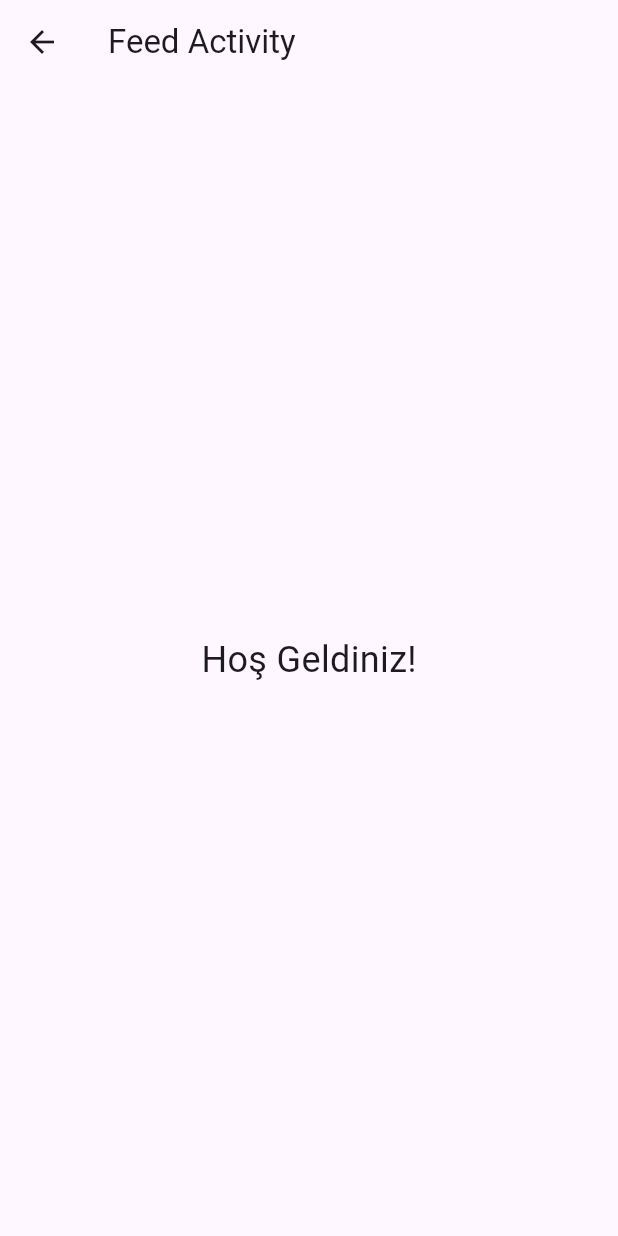
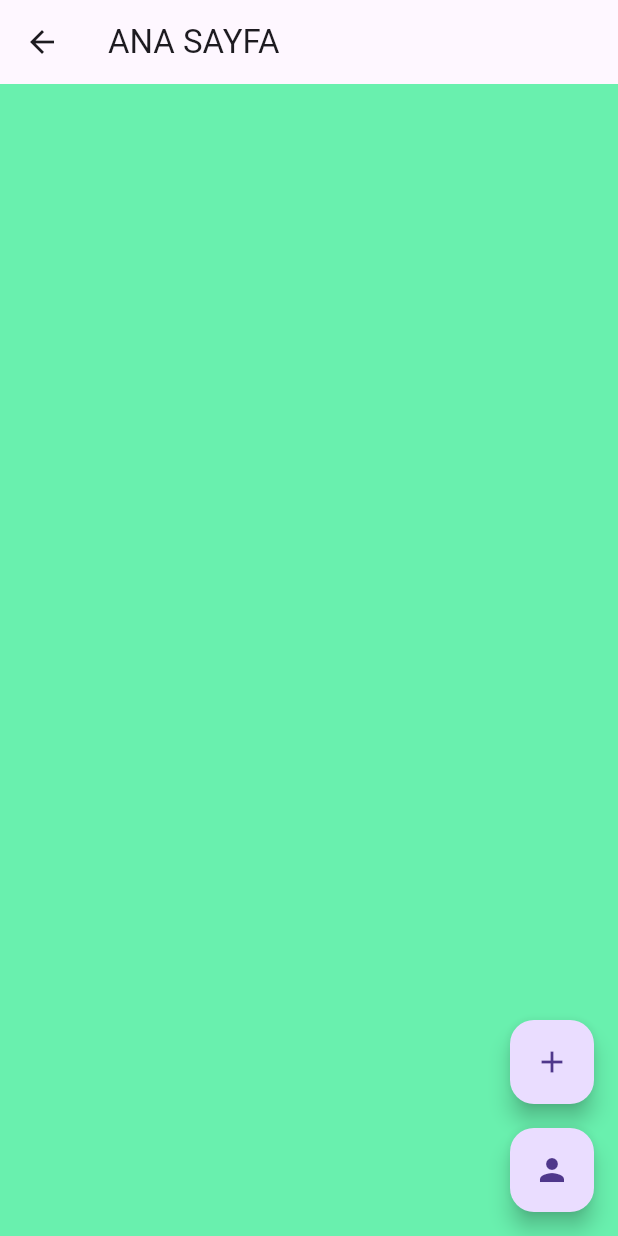
Before and after one commit to EmreMert2000/SocialMe, a Flutter app: the FeedScreen screen opened directly, on a phone screen of 412 x 824 dp. Run offline on Flutter 3.47's test engine with Material 3 defaults, Android fonts, the light colour scheme and no system bars; our stand-ins replace firebase_auth, firebase_core; accounts and stored records are empty.

Commit message:
Basic UI Design v1

```diff
--- a/lib/Screens/FeedScreen.dart
+++ b/lib/Screens/FeedScreen.dart
@@ -1,4 +1,6 @@
 import 'package:flutter/material.dart';
+import 'package:socialme/Screens/ProfileScreen.dart';
+import 'package:socialme/Screens/AddFeelScreen.dart';
 
 
 class FeedScreen extends StatelessWidget {
@@ -6,13 +8,37 @@ class FeedScreen extends StatelessWidget {
   Widget build(BuildContext context) {
     return Scaffold(
       appBar: AppBar(
-        title: Text('Feed Activity'),
+        title: Text('ANA SAYFA'),
       ),
-      body: Center(
-        child: Text(
-          'Hoş Geldiniz!',
-          style: TextStyle(fontSize: 24.0),
-        ),
+      body: Container(
+        color: Colors.greenAccent,
+      ),
+      floatingActionButton: Column(
+        mainAxisAlignment: MainAxisAlignment.end,
+        crossAxisAlignment: CrossAxisAlignment.end,
+        children: [
+          FloatingActionButton(
+            onPressed: () {
+
+              Navigator.push(
+                context,
+                MaterialPageRoute(builder: (context) => AddFeelScreen()),
+              );
+            },
+            child: Icon(Icons.add),
+          ),
+          SizedBox(height: 16),
+          FloatingActionButton(
+            onPressed: () {
+
+              Navigator.push(
+                context,
+                MaterialPageRoute(builder: (context) => ProfileScreen()),
+              );
+            },
+            child: Icon(Icons.person),
+          ),
+        ],
       ),
     );
   }
```
Also changed, not shown: lib/Screens/AddFeelScreen.dart (added, +44 -0 lines), lib/Screens/ProfileScreen.dart (added, +63 -0 lines), lib/main.dart (+6 -1 lines).
